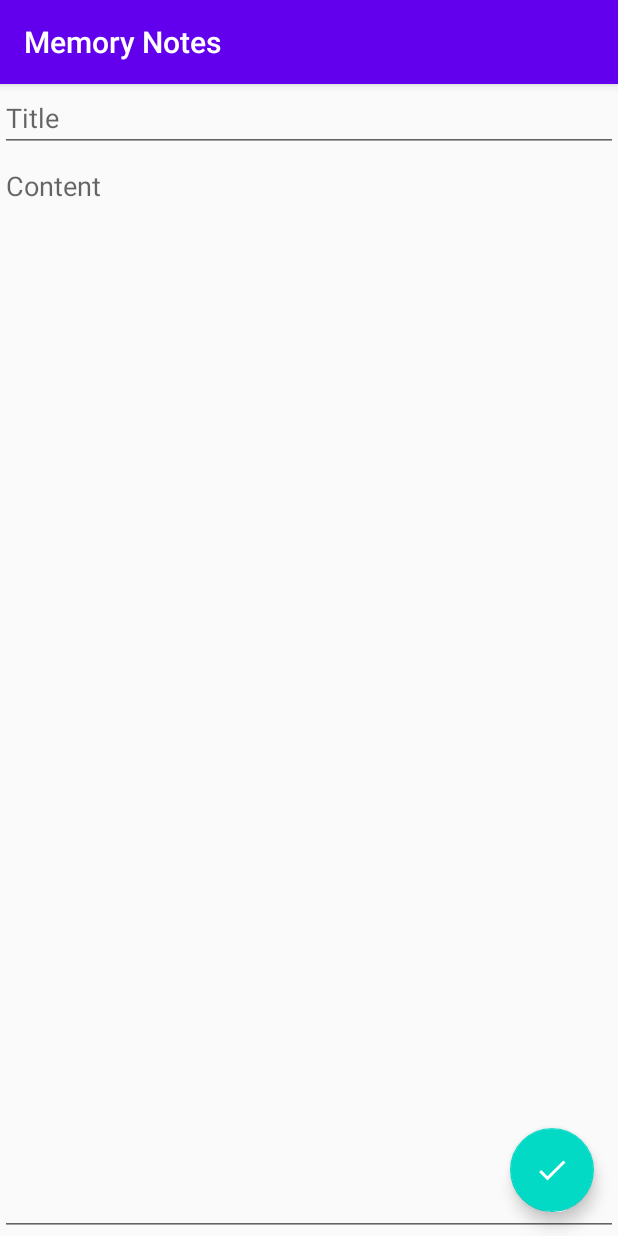
After one commit to rjdeleon03/Android-Clean-MVVM-Architecture, an Android app: the NoteFragment screen opened through its navigation route, on a phone screen of 412 x 824 dp. The commit adds this screen. Run offline under Robolectric (Android 15) with nearby library versions, the phone set to English and light mode, and no system bars.

Commit message:
Implement simple navigation

```diff
--- /dev/null
+++ b/app/src/main/java/com/rjdeleon/memorynotes/presentation/ListFragment.kt
@@ -0,0 +1,35 @@
+package com.rjdeleon.memorynotes.presentation
+
+import android.os.Bundle
+import androidx.fragment.app.Fragment
+import android.view.LayoutInflater
+import android.view.View
+import android.view.ViewGroup
+import androidx.navigation.Navigation
+import com.rjdeleon.memorynotes.R
+import kotlinx.android.synthetic.main.fragment_list.*
+
+class ListFragment : Fragment() {
+
+    override fun onCreateView(
+        inflater: LayoutInflater, container: ViewGroup?,
+        savedInstanceState: Bundle?
+    ): View? {
+        // Inflate the layout for this fragment
+        return inflater.inflate(R.layout.fragment_list, container, false)
+    }
+
+    override fun onViewCreated(view: View, savedInstanceState: Bundle?) {
+        super.onViewCreated(view, savedInstanceState)
+
+        addNote.setOnClickListener {
+            goToNoteDetails()
+        }
+
+    }
+
+    private fun goToNoteDetails(id: Long = 0L) {
+        val action = ListFragmentDirections.actionGoToNote(id)
+        Navigation.findNavController(notesListView).navigate(action)
+    }
+}
--- /dev/null
+++ b/app/src/main/java/com/rjdeleon/memorynotes/presentation/NoteFragment.kt
@@ -0,0 +1,30 @@
+package com.rjdeleon.memorynotes.presentation
+
+import android.os.Bundle
+import androidx.fragment.app.Fragment
+import android.view.LayoutInflater
+import android.view.View
+import android.view.ViewGroup
+import androidx.navigation.Navigation
+import com.rjdeleon.memorynotes.R
+import kotlinx.android.synthetic.main.fragment_note.*
+
+class NoteFragment : Fragment() {
+
+    override fun onCreateView(
+        inflater: LayoutInflater, container: ViewGroup?,
+        savedInstanceState: Bundle?
+    ): View? {
+        // Inflate the layout for this fragment
+        return inflater.inflate(R.layout.fragment_note, container, false)
+    }
+
+    override fun onViewCreated(view: View, savedInstanceState: Bundle?) {
+        super.onViewCreated(view, savedInstanceState)
+
+        checkButton.setOnClickListener {
+            Navigation.findNavController(it).popBackStack()
+        }
+    }
+
+}
--- /dev/null
+++ b/app/src/main/res/drawable/ic_baseline_check_24.xml
@@ -0,0 +1,5 @@
+<vector android:height="24dp" android:tint="#FFFFFF"
+    android:viewportHeight="24" android:viewportWidth="24"
+    android:width="24dp" xmlns:android="http://schemas.android.com/apk/res/android">
+    <path android:fillColor="@android:color/white" android:pathData="M9,16.17L4.83,12l-1.42,1.41L9,19 21,7l-1.41,-1.41z"/>
+</vector>
--- /dev/null
+++ b/app/src/main/res/drawable/ic_baseline_create_24.xml
@@ -0,0 +1,5 @@
+<vector android:height="24dp" android:tint="#FFFFFF"
+    android:viewportHeight="24" android:viewportWidth="24"
+    android:width="24dp" xmlns:android="http://schemas.android.com/apk/res/android">
+    <path android:fillColor="@android:color/white" android:pathData="M3,17.25V21h3.75L17.81,9.94l-3.75,-3.75L3,17.25zM20.71,7.04c0.39,-0.39 0.39,-1.02 0,-1.41l-2.34,-2.34c-0.39,-0.39 -1.02,-0.39 -1.41,0l-1.83,1.83 3.75,3.75 1.83,-1.83z"/>
+</vector>
--- a/app/src/main/res/layout/activity_main.xml
+++ b/app/src/main/res/layout/activity_main.xml
@@ -6,13 +6,16 @@
     android:layout_height="match_parent"
     tools:context=".presentation.MainActivity">
 
-    <TextView
-        android:layout_width="wrap_content"
-        android:layout_height="wrap_content"
-        android:text="Hello World!"
+    <fragment
+        android:id="@+id/fragment"
+        android:name="androidx.navigation.fragment.NavHostFragment"
+        android:layout_width="0dp"
+        android:layout_height="0dp"
+        app:defaultNavHost="true"
         app:layout_constraintBottom_toBottomOf="parent"
-        app:layout_constraintLeft_toLeftOf="parent"
-        app:layout_constraintRight_toRightOf="parent"
-        app:layout_constraintTop_toTopOf="parent" />
+        app:layout_constraintEnd_toEndOf="parent"
+        app:layout_constraintStart_toStartOf="parent"
+        app:layout_constraintTop_toTopOf="parent"
+        app:navGraph="@navigation/navigation" />
 
 </androidx.constraintlayout.widget.ConstraintLayout>
--- /dev/null
+++ b/app/src/main/res/layout/fragment_note.xml
@@ -0,0 +1,47 @@
+<?xml version="1.0" encoding="utf-8"?>
+<androidx.constraintlayout.widget.ConstraintLayout xmlns:android="http://schemas.android.com/apk/res/android"
+    xmlns:app="http://schemas.android.com/apk/res-auto"
+    xmlns:tools="http://schemas.android.com/tools"
+    android:layout_width="match_parent"
+    android:layout_height="match_parent"
+    tools:context=".presentation.NoteFragment">
+
+
+    <EditText
+        android:id="@+id/titleView"
+        android:layout_width="0dp"
+        android:layout_height="wrap_content"
+        android:ems="10"
+        android:inputType="textPersonName"
+        android:hint="Title"
+        app:layout_constraintEnd_toEndOf="parent"
+        app:layout_constraintStart_toStartOf="parent"
+        app:layout_constraintTop_toTopOf="parent" />
+
+    <EditText
+        android:id="@+id/contentView"
+        android:layout_width="0dp"
+        android:layout_height="0dp"
+        android:ems="10"
+        android:hint="Content"
+        android:inputType="textPersonName"
+        android:gravity="top|start"
+        app:layout_constraintBottom_toBottomOf="parent"
+        app:layout_constraintEnd_toEndOf="parent"
+        app:layout_constraintStart_toStartOf="parent"
+        app:layout_constraintTop_toBottomOf="@+id/titleView" />
+
+    <com.google.android.material.floatingactionbutton.FloatingActionButton
+        android:id="@+id/checkButton"
+        android:layout_width="wrap_content"
+        android:layout_height="wrap_content"
+        android:layout_marginEnd="@dimen/standard_margin_double"
+        android:layout_marginBottom="@dimen/standard_margin_double"
+        android:clickable="true"
+        android:focusable="true"
+        android:src="@drawable/ic_baseline_check_24"
+        app:layout_constraintBottom_toBottomOf="parent"
+        app:layout_constraintEnd_toEndOf="parent" />
+
+
+</androidx.constraintlayout.widget.ConstraintLayout>
--- /dev/null
+++ b/app/src/main/res/navigation/navigation.xml
@@ -0,0 +1,27 @@
+<?xml version="1.0" encoding="utf-8"?>
+<navigation xmlns:android="http://schemas.android.com/apk/res/android"
+    xmlns:app="http://schemas.android.com/apk/res-auto"
+    xmlns:tools="http://schemas.android.com/tools"
+    android:id="@+id/navigation"
+    app:startDestination="@id/listFragment">
+
+    <fragment
+        android:id="@+id/listFragment"
+        android:name="com.rjdeleon.memorynotes.presentation.ListFragment"
+        android:label="fragment_list"
+        tools:layout="@layout/fragment_list" >
+        <action
+            android:id="@+id/actionGoToNote"
+            app:destination="@id/noteFragment" />
+    </fragment>
+    <fragment
+        android:id="@+id/noteFragment"
+        android:name="com.rjdeleon.memorynotes.presentation.NoteFragment"
+        android:label="fragment_note"
+        tools:layout="@layout/fragment_note" >
+        <argument
+            android:name="noteId"
+            app:argType="long"
+            android:defaultValue="0L" />
+    </fragment>
+</navigation>
--- /dev/null
+++ b/app/src/main/res/values/dimens.xml
@@ -0,0 +1,4 @@
+<?xml version="1.0" encoding="utf-8"?>
+<resources>
+    <dimen name="standard_margin_double">16dp</dimen>
+</resources>
--- a/app/src/main/res/values/strings.xml
+++ b/app/src/main/res/values/strings.xml
@@ -1,3 +1,5 @@
 <resources>
     <string name="app_name">Memory Notes</string>
+    <!-- TODO: Remove or change this placeholder text -->
+    <string name="hello_blank_fragment">Hello blank fragment</string>
 </resources>
```
Also changed, not shown: app/src/main/res/layout/fragment_list.xml (added, +42 -0 lines).
